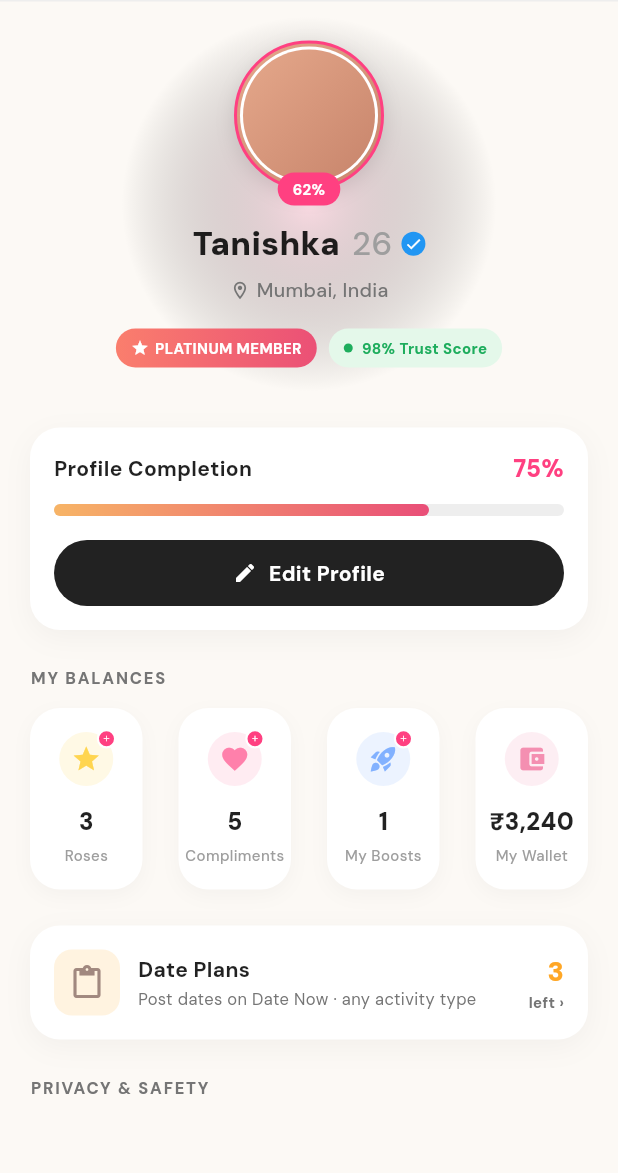
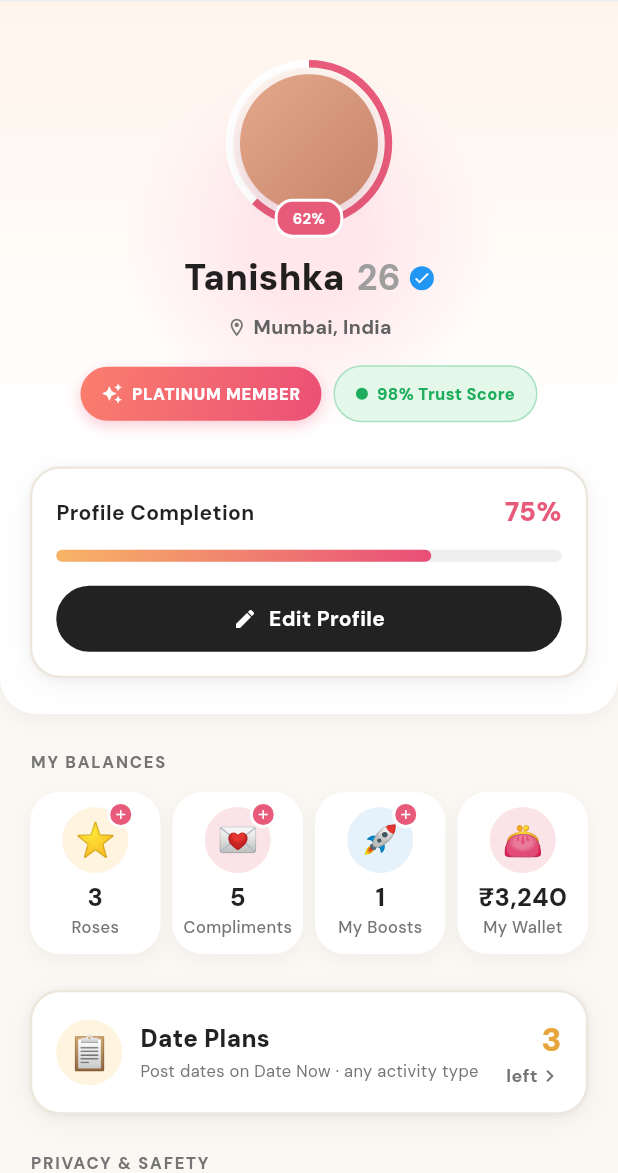
Before and after one commit to InfyNod/Welvors_Mob_App, a Flutter app: the DrawerScreen widget shown alone on an empty page, opened directly, on a phone screen of 412 x 824 dp, the part 63-1236 px from its top. Run offline on Flutter 3.47's test engine with Material 3 defaults, Android fonts, the phone set to English and light mode, and no system bars; our stand-ins replace dotted_border, equatable, flutter_bloc, flutter_map, geocoding, geolocator and 8 more; accounts and stored records are empty; network calls fail; project files that could hold a hidden picture were left out.

```diff
--- a/lib/welvors_home_screen/ui/drawer_screen_dating.dart
+++ b/lib/welvors_home_screen/ui/drawer_screen_dating.dart
@@ -1,4 +1,5 @@
 import 'package:flutter/material.dart';
+import '../../onbording_allpage/theme/app_colors.dart';
 import 'drawer_marriage_screen.dart';
 import 'drawer_mature_dating_screen.dart';
 
@@ -15,7 +16,7 @@ class _DrawerScreenState extends State<DrawerScreen> {
   @override
   Widget build(BuildContext context) {
     return Container(
-      color: const Color(0xFFFCF9F5),
+      color: const Color(0xFFFBF7F3),
       child: SafeArea(
         bottom: false,
         child: Column(
@@ -41,9 +42,8 @@ class _DrawerScreenState extends State<DrawerScreen> {
     double indicatorLeft;
     double indicatorWidth;
     if (_selectedTabIndex == 0) {
-      indicatorWidth = 65.0; // Width of 'Marriage'
-      indicatorLeft =
-          35.0 - (indicatorWidth / 2); // Centered at ~35px from left
+      indicatorWidth = 65.0;
+      indicatorLeft = 35.0 - (indicatorWidth / 2);
     } else if (_selectedTabIndex == 1) {
       indicatorWidth = 50.0; // Width of 'Dating'
       indicatorLeft =
@@ -147,14 +147,54 @@ class _DrawerScreenState extends State<DrawerScreen> {
 
   Widget _buildDatingContent() {
     return SingleChildScrollView(
-      padding: const EdgeInsets.symmetric(horizontal: 20),
+      physics:
+          const ClampingScrollPhysics(), // Re-locking the scroll as requested
       child: Column(
-        crossAxisAlignment: CrossAxisAlignment.center,
+        crossAxisAlignment: CrossAxisAlignment.stretch,
         children: [
-          const SizedBox(height: 10), // Reduced top spacing as requested
+          // Premium Top Section (Gradient + White Background)
+          Container(
+            decoration: const BoxDecoration(
+              color: Colors.white,
+              gradient: LinearGradient(
+                begin: Alignment.topCenter,
+                end: Alignment.bottomCenter,
+                colors: [Color(0xFFFFF5EC), Colors.white],
+                stops: [0.0, 0.6], // Fades from peach to white
+              ),
+              borderRadius: BorderRadius.only(
+                bottomLeft: Radius.circular(24),
+                bottomRight: Radius.circular(24),
+              ),
+              boxShadow: [
+                BoxShadow(
+                  color: Color(0x0A000000), // Very subtle shadow for separation
+                  blurRadius: 10,
+                  offset: Offset(0, 4),
+                ),
+              ],
+            ),
+            padding: const EdgeInsets.only(
+              top: 36,
+              bottom: 24,
+              left: 20,
+              right: 20,
+            ),
+            child: Column(
+              children: [
                 _buildProfileSection(),
                 const SizedBox(height: 24),
                 _buildProfileCompletionCard(),
+              ],
+            ),
+          ),
+
+          // Bottom Section (Grey Background)
+          Padding(
+            padding: const EdgeInsets.symmetric(horizontal: 20),
+            child: Column(
+              crossAxisAlignment: CrossAxisAlignment.start,
+              children: [
                 const SizedBox(height: 24),
                 _buildSectionTitle('MY BALANCES'),
                 const SizedBox(height: 12),
@@ -166,6 +206,9 @@ class _DrawerScreenState extends State<DrawerScreen> {
                 const SizedBox(height: 40),
               ],
             ),
+          ),
+        ],
+      ),
     );
   }
 
@@ -173,7 +216,7 @@ class _DrawerScreenState extends State<DrawerScreen> {
     return Stack(
       alignment: Alignment.center,
       children: [
-        // Glow effect
+        // Glow effect behind avatar (pink type flow)
         Container(
           width: 250,
           height: 250,
@@ -181,22 +224,36 @@ class _DrawerScreenState extends State<DrawerScreen> {
             shape: BoxShape.circle,
             gradient: RadialGradient(
               colors: [
-                Colors.pink.shade100.withOpacity(0.5),
-                Colors.transparent,
+                AppColors.pinkSoft.withOpacity(1.0), // Stronger pink glow
+                AppColors.pinkSoft.withOpacity(0.0),
               ],
+              stops: const [0.3, 1.0],
             ),
           ),
         ),
         Column(
           children: [
-            // Avatar with % pill
+            // Avatar with % pill and progress ring
             Stack(
               alignment: Alignment.bottomCenter,
               clipBehavior: Clip.none,
               children: [
+                // Circular progress ring
+                SizedBox(
+                  width: 106,
+                  height: 106,
+                  child: CircularProgressIndicator(
+                    value: 0.62,
+                    strokeWidth: 5, // Made thicker as requested
+                    color: AppColors.pink, // Lighter pink
+                    backgroundColor: Colors.white, // Remaining circle is white
+                  ),
+                ),
+                // Inner Avatar Image
                 Container(
-                  width: 100,
-                  height: 100,
+                  width: 92, // Leave space for gap and stroke
+                  height: 92,
+                  margin: const EdgeInsets.all(7), // Center it inside the ring
                   decoration: BoxDecoration(
                     shape: BoxShape.circle,
                     gradient: const LinearGradient(
@@ -204,7 +261,6 @@ class _DrawerScreenState extends State<DrawerScreen> {
                       begin: Alignment.topLeft,
                       end: Alignment.bottomRight,
                     ),
-                    border: Border.all(color: Colors.pinkAccent, width: 2),
                     boxShadow: [
                       BoxShadow(
                         color: Colors.black.withOpacity(0.1),
@@ -213,25 +269,8 @@ class _DrawerScreenState extends State<DrawerScreen> {
                       ),
                     ],
                   ),
-                  child: Container(
-                    margin: const EdgeInsets.all(2),
-                    decoration: const BoxDecoration(
-                      shape: BoxShape.circle,
-                      color: Colors.white,
                 ),
-                    child: Container(
-                      margin: const EdgeInsets.all(2),
-                      decoration: const BoxDecoration(
-                        shape: BoxShape.circle,
-                        gradient: LinearGradient(
-                          colors: [Color(0xFFE5A88B), Color(0xFFC7846B)],
-                          begin: Alignment.topLeft,
-                          end: Alignment.bottomRight,
-                        ),
-                      ),
-                    ),
-                  ),
-                ),
+                // Percentage Pill
                 Positioned(
                   bottom: -10,
                   child: Container(
@@ -240,8 +279,12 @@ class _DrawerScreenState extends State<DrawerScreen> {
                       vertical: 4,
                     ),
                     decoration: BoxDecoration(
-                      color: Colors.pinkAccent,
+                      color: AppColors.pink, // Lighter pink
                       borderRadius: BorderRadius.circular(12),
+                      border: Border.all(
+                        color: Colors.white,
+                        width: 2,
+                      ), // White border like screenshot
                     ),
                     child: const Text(
                       '62%',
@@ -263,7 +306,7 @@ class _DrawerScreenState extends State<DrawerScreen> {
                 const Text(
                   'Tanishka',
                   style: TextStyle(
-                    fontSize: 22,
+                    fontSize: 24, // slightly larger
                     fontWeight: FontWeight.w900,
                     color: Colors.black87,
                   ),
@@ -272,8 +315,8 @@ class _DrawerScreenState extends State<DrawerScreen> {
                 const Text(
                   '26',
                   style: TextStyle(
-                    fontSize: 22,
-                    fontWeight: FontWeight.w500,
+                    fontSize: 24, // slightly larger
+                    fontWeight: FontWeight.bold, // made bolder
                     color: Colors.grey,
                   ),
                 ),
@@ -302,8 +345,8 @@ class _DrawerScreenState extends State<DrawerScreen> {
                   'Mumbai, India',
                   style: TextStyle(
                     fontSize: 13,
-                    color: Colors.grey.shade600,
-                    fontWeight: FontWeight.w500,
+                    color: Colors.grey.shade700,
+                    fontWeight: FontWeight.bold, // bolded
                   ),
                 ),
               ],
@@ -315,25 +358,39 @@ class _DrawerScreenState extends State<DrawerScreen> {
               children: [
                 Container(
                   padding: const EdgeInsets.symmetric(
-                    horizontal: 10,
-                    vertical: 6,
+                    horizontal: 14, // increased width
+                    vertical: 10, // increased height
                   ),
                   decoration: BoxDecoration(
                     gradient: const LinearGradient(
                       colors: [Color(0xFFFA7E6D), Color(0xFFEB5076)],
+                      begin: Alignment.topLeft,
+                      end: Alignment.bottomRight,
                     ),
-                    borderRadius: BorderRadius.circular(20),
+                    borderRadius: BorderRadius.circular(24),
+                    boxShadow: [
+                      BoxShadow(
+                        color: const Color(0xFFEB5076).withOpacity(0.3),
+                        blurRadius: 8,
+                        offset: const Offset(0, 3),
+                      ),
+                    ],
                   ),
                   child: Row(
                     children: [
-                      const Icon(Icons.star, size: 12, color: Colors.white),
-                      const SizedBox(width: 4),
+                      const Icon(
+                        Icons.auto_awesome,
+                        size: 14,
+                        color: Colors.white,
+                      ), // Sparkle icon like ✦
+                      const SizedBox(width: 6),
                       const Text(
                         'PLATINUM MEMBER',
                         style: TextStyle(
                           color: Colors.white,
-                          fontSize: 10,
-                          fontWeight: FontWeight.bold,
+                          fontSize: 11,
+                          letterSpacing: 0.5,
+                          fontWeight: FontWeight.w900,
                         ),
                       ),
                     ],
@@ -342,18 +399,22 @@ class _DrawerScreenState extends State<DrawerScreen> {
                 const SizedBox(width: 8),
                 Container(
                   padding: const EdgeInsets.symmetric(
-                    horizontal: 10,
-                    vertical: 6,
+                    horizontal: 14,
+                    vertical: 10,
                   ),
                   decoration: BoxDecoration(
                     color: const Color(0xFFE4F8EA),
-                    borderRadius: BorderRadius.circular(20),
+                    borderRadius: BorderRadius.circular(24),
+                    border: Border.all(
+                      color: const Color(0xFF1EAD5D).withOpacity(0.3),
+                      width: 1,
+                    ),
                   ),
                   child: Row(
                     children: [
                       Container(
-                        width: 6,
-                        height: 6,
+                        width: 8,
+                        height: 8,
                         decoration: const BoxDecoration(
                           color: Color(0xFF1EAD5D),
                           shape: BoxShape.circle,
@@ -364,8 +425,8 @@ class _DrawerScreenState extends State<DrawerScreen> {
                         '98% Trust Score',
                         style: TextStyle(
                           color: Color(0xFF1EAD5D),
-                          fontSize: 10,
-                          fontWeight: FontWeight.bold,
+                          fontSize: 11,
+                          fontWeight: FontWeight.w800,
                         ),
                       ),
                     ],
@@ -385,13 +446,11 @@ class _DrawerScreenState extends State<DrawerScreen> {
       decoration: BoxDecoration(
         color: Colors.white,
         borderRadius: BorderRadius.circular(20),
-        boxShadow: [
-          BoxShadow(
-            color: Colors.black.withOpacity(0.04),
-            blurRadius: 15,
-            offset: const Offset(0, 5),
-          ),
-        ],
+        border: Border.all(
+          color: AppColors.line,
+          width: 1.5,
+        ), // nice grey border
+        boxShadow: AppColors.shadow, // use theme shadow
       ),
       child: Column(
         children: [
@@ -409,9 +468,9 @@ class _DrawerScreenState extends State<DrawerScreen> {
               const Text(
                 '75%',
                 style: TextStyle(
-                  fontSize: 16,
+                  fontSize: 18, // slightly larger
                   fontWeight: FontWeight.w900,
-                  color: Colors.pinkAccent,
+                  color: AppColors.pink, // lighter pink
                 ),
               ),
             ],
@@ -486,54 +545,65 @@ class _DrawerScreenState extends State<DrawerScreen> {
     return Row(
       mainAxisAlignment: MainAxisAlignment.spaceBetween,
       children: [
-        _buildBalanceCard(
-          icon: Icons.star,
-          iconColor: Colors.amber.shade300,
+        Expanded(
+          child: _buildBalanceCard(
+            emoji: '⭐️',
+            bgColor: const Color(0xFFFFF4E0),
             value: '3',
             label: 'Roses',
             hasDot: true,
           ),
-        _buildBalanceCard(
-          icon: Icons.favorite,
-          iconColor: Colors.pinkAccent.shade100,
+        ),
+        const SizedBox(width: 8),
+        Expanded(
+          child: _buildBalanceCard(
+            emoji: '💌',
+            bgColor: const Color(0xFFFBE4E7),
             value: '5',
             label: 'Compliments',
             hasDot: true,
           ),
-        _buildBalanceCard(
-          icon: Icons.rocket_launch,
-          iconColor: Colors.blueAccent.shade100,
+        ),
+        const SizedBox(width: 8),
+        Expanded(
+          child: _buildBalanceCard(
+            emoji: '🚀',
+            bgColor: const Color(0xFFE5F1FB),
             value: '1',
             label: 'My Boosts',
             hasDot: true,
           ),
-        _buildBalanceCard(
-          icon: Icons.account_balance_wallet,
-          iconColor: Colors.pink.shade200,
+        ),
+        const SizedBox(width: 8),
+        Expanded(
+          child: _buildBalanceCard(
+            emoji: '👛',
+            bgColor: const Color(0xFFFBE4E7),
             value: '₹3,240',
             label: 'My Wallet',
             hasDot: false,
+          ),
         ),
       ],
     );
   }
 
   Widget _buildBalanceCard({
-    required IconData icon,
-    required Color iconColor,
+    required String emoji,
+    required Color bgColor,
     required String value,
     required String label,
     required bool hasDot,
   }) {
     return Container(
-      width: 75,
-      padding: const EdgeInsets.symmetric(vertical: 16),
+      width: double.infinity,
+      padding: const EdgeInsets.symmetric(vertical: 10),
       decoration: BoxDecoration(
         color: Colors.white,
-        borderRadius: BorderRadius.circular(20),
+        borderRadius: BorderRadius.circular(20), // More rounded corners
         boxShadow: [
           BoxShadow(
-            color: Colors.black.withOpacity(0.03),
+            color: Colors.black.withOpacity(0.04), // Soft shadow, no border
             blurRadius: 10,
             offset: const Offset(0, 4),
           ),
@@ -545,45 +615,47 @@ class _DrawerScreenState extends State<DrawerScreen> {
             clipBehavior: Clip.none,
             children: [
               Container(
-                padding: const EdgeInsets.all(8),
+                width: 44,
+                height: 44,
+                alignment: Alignment.center,
                 decoration: BoxDecoration(
-                  color: iconColor.withOpacity(0.15),
+                  color: bgColor,
                   shape: BoxShape.circle,
                 ),
-                child: Icon(icon, color: iconColor, size: 20),
+                child: Text(emoji, style: const TextStyle(fontSize: 22)),
               ),
               if (hasDot)
                 Positioned(
-                  right: -2,
-                  top: -2,
+                  right: -4,
+                  top: -4,
                   child: Container(
                     padding: const EdgeInsets.all(2),
                     decoration: BoxDecoration(
-                      color: Colors.pinkAccent,
+                      color: AppColors.pink, // The pink color from the image
                       shape: BoxShape.circle,
-                      border: Border.all(color: Colors.white, width: 1.5),
+                      border: Border.all(color: Colors.white, width: 2),
                     ),
-                    child: const Icon(Icons.add, color: Colors.white, size: 6),
+                    child: const Icon(Icons.add, color: Colors.white, size: 10),
                   ),
                 ),
             ],
           ),
-          const SizedBox(height: 12),
+          const SizedBox(height: 4), // Reduced spacing from image
           Text(
             value,
             style: const TextStyle(
-              fontSize: 16,
-              fontWeight: FontWeight.w900,
+              fontSize: 17,
+              fontWeight: FontWeight.w800,
               color: Colors.black87,
             ),
           ),
-          const SizedBox(height: 4),
+          const SizedBox(height: 0), // Reduced spacing
           Text(
             label,
-            style: const TextStyle(
-              fontSize: 10,
+            style: TextStyle(
+              fontSize: 11,
               fontWeight: FontWeight.w500,
-              color: Colors.grey,
+              color: Colors.grey.shade600,
             ),
           ),
         ],
@@ -597,23 +669,20 @@ class _DrawerScreenState extends State<DrawerScreen> {
       decoration: BoxDecoration(
         color: Colors.white,
         borderRadius: BorderRadius.circular(20),
-        boxShadow: [
-          BoxShadow(
-            color: Colors.black.withOpacity(0.04),
-            blurRadius: 15,
-            offset: const Offset(0, 5),
-          ),
-        ],
+        border: Border.all(color: AppColors.line, width: 1.5),
+        boxShadow: AppColors.shadow,
       ),
       child: Row(
         children: [
           Container(
-            padding: const EdgeInsets.all(10),
-            decoration: BoxDecoration(
-              color: Colors.orange.shade50,
-              borderRadius: BorderRadius.circular(12),
+            width: 44,
+            height: 44,
+            alignment: Alignment.center,
+            decoration: const BoxDecoration(
+              color: Color(0xFFFFF4E0), // Soft cream/orange background
+              shape: BoxShape.circle,
             ),
-            child: Icon(Icons.paste, color: Colors.brown.shade300),
+            child: const Text('📋', style: TextStyle(fontSize: 22)),
           ),
           const SizedBox(width: 12),
           Expanded(
@@ -623,8 +692,8 @@ class _DrawerScreenState extends State<DrawerScreen> {
                 const Text(
                   'Date Plans',
                   style: TextStyle(
-                    fontSize: 14,
-                    fontWeight: FontWeight.bold,
+                    fontSize: 16, // larger
+                    fontWeight: FontWeight.w900,
                     color: Colors.black87,
                   ),
                 ),
@@ -641,19 +710,28 @@ class _DrawerScreenState extends State<DrawerScreen> {
             children: [
               Text(
                 '3',
-                style: TextStyle(
-                  fontSize: 18,
+                style: const TextStyle(
+                  fontSize: 22, // larger
                   fontWeight: FontWeight.w900,
-                  color: Colors.orange.shade400,
+                  color: AppColors.gold, // premium gold
                 ),
               ),
+              Row(
+                children: [
                   Text(
-                'left ›',
+                    'left',
                     style: TextStyle(
-                  fontSize: 10,
+                      fontSize: 12, // larger
                       color: Colors.grey.shade600,
                       fontWeight: FontWeight.bold,
                     ),
+                  ),
+                  Icon(
+                    Icons.chevron_right,
+                    size: 16,
+                    color: Colors.grey.shade600,
+                  ),
+                ],
               ),
             ],
           ),
```
Lines whose indentation alone changed are shown as unchanged.
